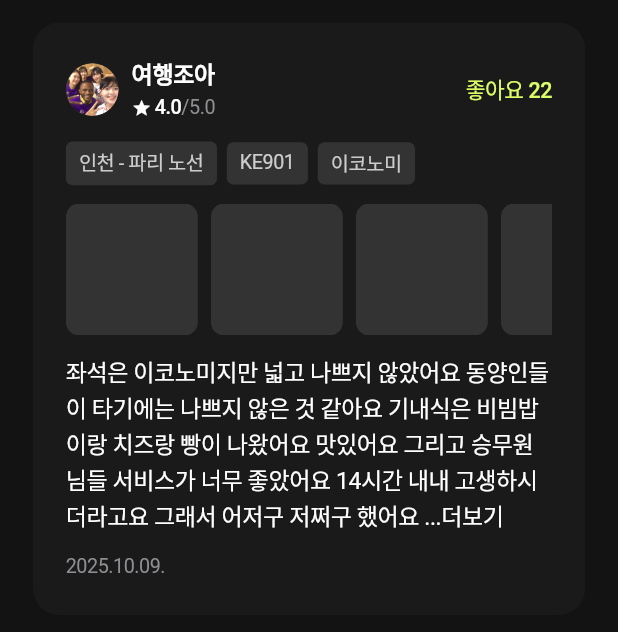
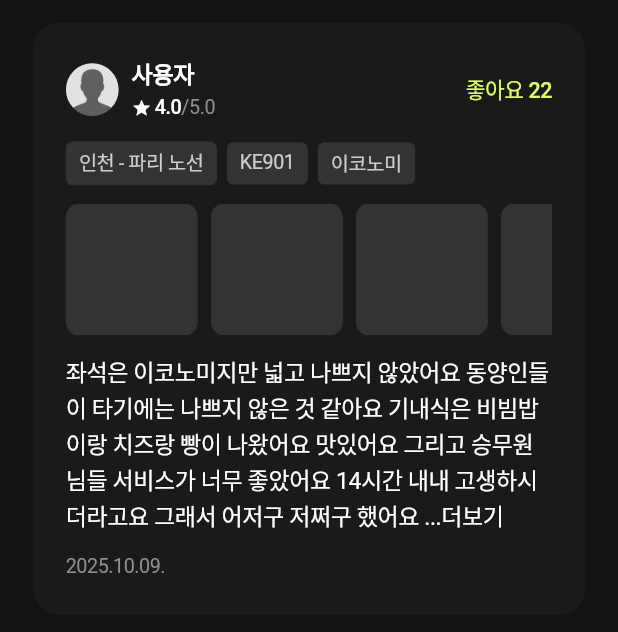
Before and after one commit to BIMO-2025/BIMO-FE, a Flutter app: the screen it shows after launch, item 4 of the bottom bar chosen, after a tap on "내 리뷰 보기", on a phone screen of 412 x 824 dp, the part 84-716 px from its top. Run offline on Flutter 3.47's test engine with Material 3 defaults, Android fonts, the phone set to English and light mode, and no system bars; our stand-ins replace camera, dio, firebase_auth, firebase_core, flutter_secure_storage, flutter_svg and 4 more; missing offline and left inert: kakao_flutter_sdk_user; accounts and stored records are empty; network calls fail; Roboto replaces fonts that are missing (Pretendard).

Commit message:
나의 리뷰 사용자 정보 연동 및 프로필 사진 변경 기능 구현

```diff
--- a/lib/features/my/presentation/pages/my_reviews_page.dart
+++ b/lib/features/my/presentation/pages/my_reviews_page.dart
@@ -1,21 +1,48 @@
+import 'dart:io';
 import 'package:flutter/material.dart';
 import '../../../../core/theme/app_colors.dart';
 import '../../../../core/theme/app_text_styles.dart';
 import '../../../../core/utils/responsive_extensions.dart';
+import '../../../../core/storage/auth_token_storage.dart';
 import '../../../home/presentation/pages/airline_review_page.dart'; // Review 클래스
 import '../../../home/presentation/pages/review_detail_page.dart';
 
 /// 나의 리뷰 페이지
-class MyReviewsPage extends StatelessWidget {
+class MyReviewsPage extends StatefulWidget {
   const MyReviewsPage({super.key});
 
   @override
-  Widget build(BuildContext context) {
-    // TODO: 백엔드에서 사용자 리뷰 데이터 가져오기
-    final myReviews = [
+  State<MyReviewsPage> createState() => _MyReviewsPageState();
+}
+
+class _MyReviewsPageState extends State<MyReviewsPage> {
+  String _nickname = '사용자';
+  String _profileImage = 'assets/images/my/default_profile.png'; // 기본 이미지
+  List<Review> _myReviews = [];
+
+  @override
+  void initState() {
+    super.initState();
+    _loadUserInfo();
+  }
+
+  Future<void> _loadUserInfo() async {
+    final storage = AuthTokenStorage();
+    final userInfo = await storage.getUserInfo();
+
+    if (mounted) {
+      setState(() {
+        _nickname = userInfo['name'] ?? '사용자';
+        final savedPhotoUrl = userInfo['photoUrl'];
+        if (savedPhotoUrl != null && savedPhotoUrl.isNotEmpty) {
+           _profileImage = savedPhotoUrl;
+        }
+
+        // Mock 데이터 생성 (실제 사용자 정보 반영)
+        _myReviews = [
           Review(
-        nickname: '여행조아',
-        profileImage: 'assets/images/search/user_img.png',
+            nickname: _nickname,
+            profileImage: _profileImage,
             rating: 4.0,
             date: '2025.10.09.',
             likes: 22,
@@ -30,7 +57,12 @@ class MyReviewsPage extends StatelessWidget {
             ],
           ),
         ];
+      });
+    }
+  }
 
+  @override
+  Widget build(BuildContext context) {
     return Scaffold(
       backgroundColor: const Color(0xFF131313),
       appBar: AppBar(
@@ -60,24 +92,26 @@ class MyReviewsPage extends StatelessWidget {
         ),
         centerTitle: true,
       ),
-      body: ListView.separated(
+      body: _myReviews.isEmpty
+          ? Center(child: CircularProgressIndicator()) // 로딩 중
+          : ListView.separated(
               padding: EdgeInsets.only(
                 top: context.h(15),
                 left: context.w(20),
                 right: context.w(20),
                 bottom: context.h(20),
               ),
-        itemCount: myReviews.length,
+              itemCount: _myReviews.length,
               separatorBuilder: (context, index) => SizedBox(height: context.h(12)),
               itemBuilder: (context, index) {
-          final review = myReviews[index];
+                final review = _myReviews[index];
                 return _buildReviewCard(context, review);
               },
             ),
     );
   }
 
-  /// 리뷰 카드 위젯 (airline_review_page.dart와 동일 구조)
+  /// 리뷰 카드 위젯
   Widget _buildReviewCard(BuildContext context, Review review) {
     return GestureDetector(
       onTap: () {
@@ -110,7 +144,7 @@ class MyReviewsPage extends StatelessWidget {
                     CircleAvatar(
                       radius: context.w(16),
                       backgroundColor: const Color(0xFF333333),
-                      backgroundImage: AssetImage(review.profileImage),
+                      backgroundImage: _getImageProvider(review.profileImage),
                     ),
                     SizedBox(width: context.w(8)),
                     Column(
@@ -253,4 +287,14 @@ class MyReviewsPage extends StatelessWidget {
       ),
     );
   }
+
+  ImageProvider _getImageProvider(String imagePath) {
+    if (imagePath.startsWith('http')) {
+      return NetworkImage(imagePath);
+    } else if (imagePath.startsWith('assets/')) {
+      return AssetImage(imagePath);
+    } else {
+      return FileImage(File(imagePath));
     }
+  }
+}
--- a/lib/features/my/presentation/widgets/profile_card.dart
+++ b/lib/features/my/presentation/widgets/profile_card.dart
@@ -1,3 +1,4 @@
+import 'dart:io';
 import 'package:flutter/material.dart';
 import '../../../../core/theme/app_colors.dart';
 import '../../../../core/theme/app_text_styles.dart';
@@ -9,6 +10,7 @@ class ProfileCard extends StatelessWidget {
   final String name;
   final String email;
   final VoidCallback onTap;
+  final VoidCallback? onProfileImageTap;
 
   const ProfileCard({
     super.key,
@@ -16,6 +18,7 @@ class ProfileCard extends StatelessWidget {
     required this.name,
     required this.email,
     required this.onTap,
+    this.onProfileImageTap,
   });
 
   @override
@@ -36,25 +39,62 @@ class ProfileCard extends StatelessWidget {
           crossAxisAlignment: CrossAxisAlignment.center, // Y축 중앙 정렬
           children: [
             // 프로필 이미지 (50x50)
+            // 프로필 이미지 (50x50) + 카메라 아이콘
+            Stack(
+              children: [
                 ClipOval(
-              child: Image.network(
+                  child: profileImageUrl.isNotEmpty
+                      ? (profileImageUrl.startsWith('http')
+                          ? Image.network(
                               profileImageUrl,
                               width: context.w(50),
                               height: context.w(50),
                               fit: BoxFit.cover,
                               errorBuilder: (context, error, stackTrace) {
-                  return Container(
+                                return Image.asset(
+                                  'assets/images/my/default_profile.png',
                                   width: context.w(50),
                                   height: context.w(50),
-                    color: AppColors.textTertiary,
-                    child: Icon(
-                      Icons.person,
-                      size: context.w(25),
-                      color: AppColors.white,
-                    ),
+                                  fit: BoxFit.cover,
                                 );
                               },
+                            )
+                          : Image.file(
+                              File(profileImageUrl),
+                              width: context.w(50),
+                              height: context.w(50),
+                              fit: BoxFit.cover,
+                              errorBuilder: (context, error, stackTrace) {
+                                return Image.asset(
+                                  'assets/images/my/default_profile.png',
+                                  width: context.w(50),
+                                  height: context.w(50),
+                                  fit: BoxFit.cover,
+                                );
+                              },
+                            ))
+                      : Image.asset(
+                          'assets/images/my/default_profile.png',
+                          width: context.w(50),
+                          height: context.w(50),
+                          fit: BoxFit.cover,
                         ),
+                ),
+                // 카메라 아이콘 오버레이
+                Positioned(
+                  right: 0,
+                  bottom: 0,
+                  child: GestureDetector(
+                    onTap: onProfileImageTap,
+                    child: Image.asset(
+                      'assets/images/my/camera.png',
+                      width: context.w(22),
+                      height: context.w(22),
+                      fit: BoxFit.contain,
+                    ),
+                  ),
+                ),
+              ],
             ),
 
             // 이미지 오른쪽 16 간격
--- a/pubspec.yaml
+++ b/pubspec.yaml
@@ -38,7 +38,7 @@ dependencies:
   google_fonts: ^6.2.1
   go_router: ^14.0.0
   camera: ^0.10.5+5
-  image_picker: ^1.0.7
+  image_picker: ^1.2.1
   dio: ^5.4.0
   flutter_secure_storage: ^9.2.4
   google_sign_in: ^6.2.1
```
Also changed, not shown: lib/core/network/api/user_api_service.dart (+35 -0 lines), lib/features/my/presentation/pages/my_page.dart (+43 -1 lines), assets/images/my/camera.png (added), assets/images/my/default_profile.png (added), 1 other file. Lines whose indentation alone changed are shown as unchanged.
